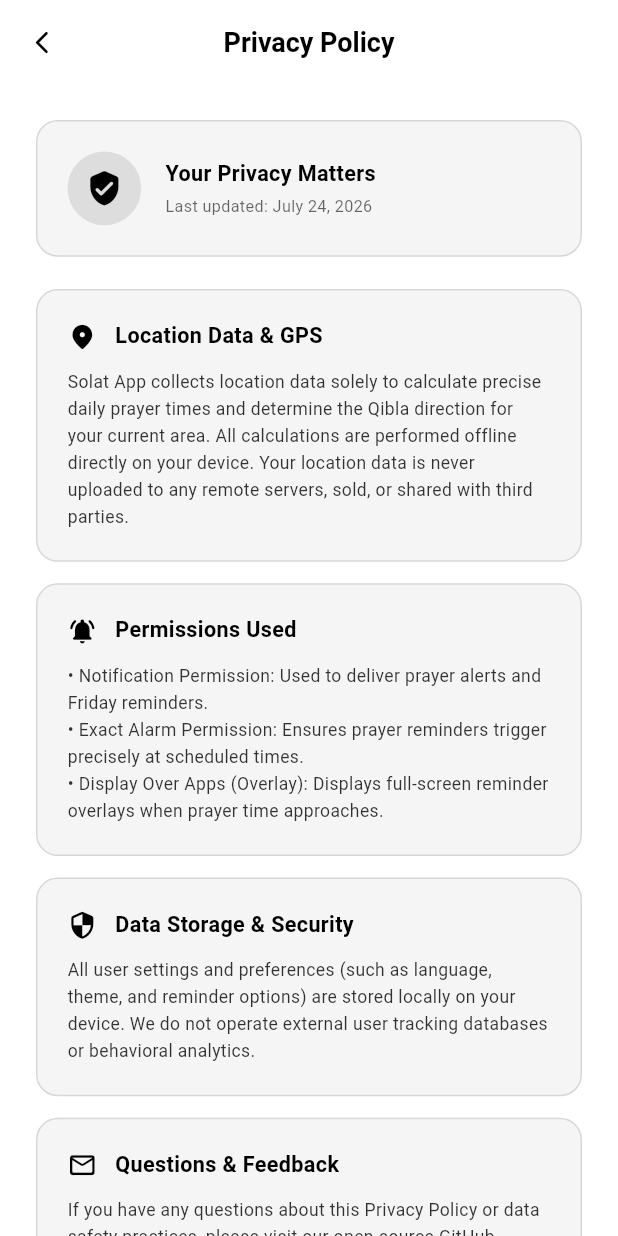
After one commit to allam1768/solat, a Flutter app: the PrivacyPolicyScreen screen opened by its route, on a phone screen of 412 x 824 dp. The commit adds this screen. Run offline on Flutter 3.47's test engine with Material 3 defaults, Android fonts, the phone set to English and light mode, and no system bars; our stand-ins replace adhan, awesome_notifications, device_info_plus, flutter_compass, flutter_screenutil, flutter_svg and 8 more; missing offline and left inert: flutter_overlay_window; accounts and stored records are empty.

Commit message:
feat: implement privacy policy screen and improve overlay service reliability with time synchronization and fallback notifications

```diff
--- a/solat/lib/core/localization/app_translations.dart
+++ b/solat/lib/core/localization/app_translations.dart
@@ -80,6 +80,7 @@ class AppTranslations extends Translations {
           'failed_check': 'Failed to check for updates.',
           'current_version': 'Version',
           'later': 'Later',
+          'privacy_policy': 'Privacy Policy',
         },
         'id_ID': {
           'settings': 'Pengaturan',
@@ -158,6 +159,7 @@ class AppTranslations extends Translations {
           'failed_check': 'Gagal memeriksa pembaruan.',
           'current_version': 'Versi',
           'later': 'Nanti',
+          'privacy_policy': 'Kebijakan Privasi',
         },
       };
 }
--- /dev/null
+++ b/solat/lib/page/privacy_policy/privacy_policy_screen.dart
@@ -0,0 +1,203 @@
+import 'package:flutter/material.dart';
+import 'package:flutter_screenutil/flutter_screenutil.dart';
+import 'package:get/get.dart';
+
+class PrivacyPolicyScreen extends StatelessWidget {
+  const PrivacyPolicyScreen({super.key});
+
+  @override
+  Widget build(BuildContext context) {
+    final isDark = Theme.of(context).brightness == Brightness.dark;
+    final fgColor = isDark ? Colors.white : Colors.black;
+    final bgColor = Theme.of(context).scaffoldBackgroundColor;
+    final cardColor = isDark ? Colors.white.withValues(alpha: 0.05) : Colors.grey.shade100;
+    final borderColor = isDark ? Colors.white24 : Colors.black12;
+
+    return Scaffold(
+      backgroundColor: bgColor,
+      appBar: AppBar(
+        backgroundColor: Colors.transparent,
+        elevation: 0,
+        leading: IconButton(
+          icon: Icon(Icons.arrow_back_ios_new_rounded, color: fgColor, size: 20.sp),
+          onPressed: () => Get.back(),
+        ),
+        title: Text(
+          'privacy_policy'.tr,
+          style: TextStyle(
+            fontSize: 20.sp,
+            fontWeight: FontWeight.bold,
+            color: fgColor,
+          ),
+        ),
+        centerTitle: true,
+      ),
+      body: SafeArea(
+        child: SingleChildScrollView(
+          padding: EdgeInsets.all(24.w),
+          child: Column(
+            crossAxisAlignment: CrossAxisAlignment.start,
+            children: [
+              // Header Card
+              Container(
+                padding: EdgeInsets.all(20.w),
+                decoration: BoxDecoration(
+                  color: cardColor,
+                  borderRadius: BorderRadius.circular(16.r),
+                  border: Border.all(color: borderColor, width: 1.w),
+                ),
+                child: Row(
+                  children: [
+                    Container(
+                      padding: EdgeInsets.all(12.w),
+                      decoration: BoxDecoration(
+                        color: fgColor.withValues(alpha: 0.1),
+                        shape: BoxShape.circle,
+                      ),
+                      child: Icon(Icons.verified_user_rounded, color: fgColor, size: 28.sp),
+                    ),
+                    SizedBox(width: 16.w),
+                    Expanded(
+                      child: Column(
+                        crossAxisAlignment: CrossAxisAlignment.start,
+                        children: [
+                          Text(
+                            'Your Privacy Matters',
+                            style: TextStyle(
+                              fontSize: 16.sp,
+                              fontWeight: FontWeight.bold,
+                              color: fgColor,
+                            ),
+                          ),
+                          SizedBox(height: 4.h),
+                          Text(
+                            'Last updated: July 24, 2026',
+                            style: TextStyle(
+                              fontSize: 12.sp,
+                              color: fgColor.withValues(alpha: 0.6),
+                            ),
+                          ),
+                        ],
+                      ),
+                    ),
+                  ],
+                ),
+              ),
+              SizedBox(height: 24.h),
+
+              // Section 1: Location Data
+              _buildPolicySection(
+                icon: Icons.location_on_rounded,
+                title: 'Location Data & GPS',
+                content:
+                    'Solat App collects location data solely to calculate precise daily prayer times and determine the Qibla direction for your current area. All calculations are performed offline directly on your device. Your location data is never uploaded to any remote servers, sold, or shared with third parties.',
+                fgColor: fgColor,
+                cardColor: cardColor,
+                borderColor: borderColor,
+              ),
+              SizedBox(height: 16.h),
+
+              // Section 2: Permissions
+              _buildPolicySection(
+                icon: Icons.notifications_active_rounded,
+                title: 'Permissions Used',
+                content:
+                    '• Notification Permission: Used to deliver prayer alerts and Friday reminders.\n'
+                    '• Exact Alarm Permission: Ensures prayer reminders trigger precisely at scheduled times.\n'
+                    '• Display Over Apps (Overlay): Displays full-screen reminder overlays when prayer time approaches.',
+                fgColor: fgColor,
+                cardColor: cardColor,
+                borderColor: borderColor,
+              ),
+              SizedBox(height: 16.h),
+
+              // Section 3: Data Security
+              _buildPolicySection(
+                icon: Icons.security_rounded,
+                title: 'Data Storage & Security',
+                content:
+                    'All user settings and preferences (such as language, theme, and reminder options) are stored locally on your device. We do not operate external user tracking databases or behavioral analytics.',
+                fgColor: fgColor,
+                cardColor: cardColor,
+                borderColor: borderColor,
+              ),
+              SizedBox(height: 16.h),
+
+              // Section 4: Contact
+              _buildPolicySection(
+                icon: Icons.mail_outline_rounded,
+                title: 'Questions & Feedback',
+                content:
+                    'If you have any questions about this Privacy Policy or data safety practices, please visit our open-source GitHub repository at github.com/allam1768/solat.',
+                fgColor: fgColor,
+                cardColor: cardColor,
+                borderColor: borderColor,
+              ),
+              SizedBox(height: 30.h),
+
+              Center(
+                child: Text(
+                  'Solat App • Safe & Transparent for the Ummah',
+                  style: TextStyle(
+                    fontSize: 12.sp,
+                    color: fgColor.withValues(alpha: 0.5),
+                    fontWeight: FontWeight.w500,
+                  ),
+                ),
+              ),
+              SizedBox(height: 20.h),
+            ],
+          ),
+        ),
+      ),
+    );
+  }
+
+  Widget _buildPolicySection({
+    required IconData icon,
+    required String title,
+    required String content,
+    required Color fgColor,
+    required Color cardColor,
+    required Color borderColor,
+  }) {
+    return Container(
+      padding: EdgeInsets.all(20.w),
+      decoration: BoxDecoration(
+        color: cardColor,
+        borderRadius: BorderRadius.circular(16.r),
+        border: Border.all(color: borderColor, width: 1.w),
+      ),
+      child: Column(
+        crossAxisAlignment: CrossAxisAlignment.start,
+        children: [
+          Row(
+            children: [
+              Icon(icon, color: fgColor, size: 22.sp),
+              SizedBox(width: 12.w),
+              Expanded(
+                child: Text(
+                  title,
+                  style: TextStyle(
+                    fontSize: 16.sp,
+                    fontWeight: FontWeight.bold,
+                    color: fgColor,
+                  ),
+                ),
+              ),
+            ],
+          ),
+          SizedBox(height: 12.h),
+          Text(
+            content,
+            style: TextStyle(
+              fontSize: 13.sp,
+              color: fgColor.withValues(alpha: 0.8),
+              height: 1.5,
+            ),
+          ),
+        ],
+      ),
+    );
+  }
+}
--- a/solat/lib/routes/app_pages.dart
+++ b/solat/lib/routes/app_pages.dart
@@ -6,6 +6,7 @@ import '../page/splash/splash_screen.dart';
 import '../page/splash/splash_binding.dart';
 import '../page/main/main_screen.dart';
 import '../page/main/main_binding.dart';
+import '../page/privacy_policy/privacy_policy_screen.dart';
 import 'app_routes.dart';
 
 class AppPages {
@@ -29,11 +30,17 @@ class AppPages {
     ),
 
     GetPage(
-        name: AppRoutes.ONBOARDING,
-        page: () => OnboardingScreen(),
-        bindings: [
-          OnboardingBinding(),
-        ],
-    )
+      name: AppRoutes.ONBOARDING,
+      page: () => OnboardingScreen(),
+      bindings: [
+        OnboardingBinding(),
+      ],
+    ),
+
+    GetPage(
+      name: AppRoutes.PRIVACY_POLICY,
+      page: () => const PrivacyPolicyScreen(),
+      transition: Transition.cupertino,
+    ),
   ];
 }
--- a/solat/lib/routes/app_routes.dart
+++ b/solat/lib/routes/app_routes.dart
@@ -3,4 +3,5 @@ class AppRoutes {
   static const SPLASH = '/splash';
   static const ONBOARDING = '/onboarding';
   static const MAIN = '/main';
+  static const PRIVACY_POLICY = '/privacy-policy';
 }
```
Also changed, not shown: solat/lib/page/settings/settings_screen.dart (+84 -0 lines), 5 other files.
